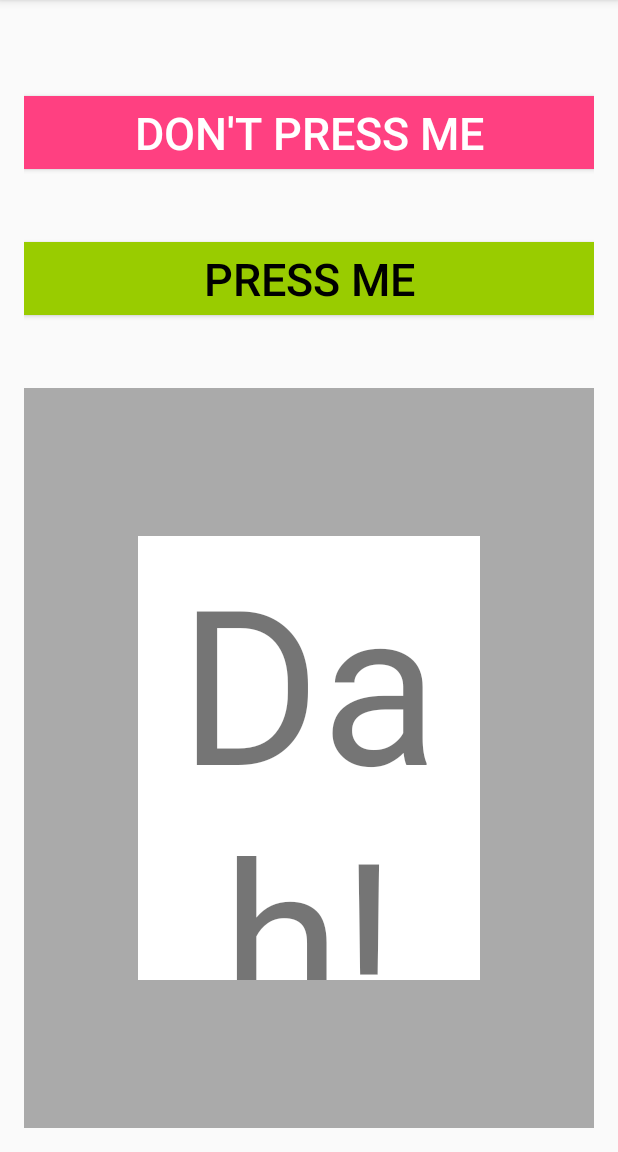
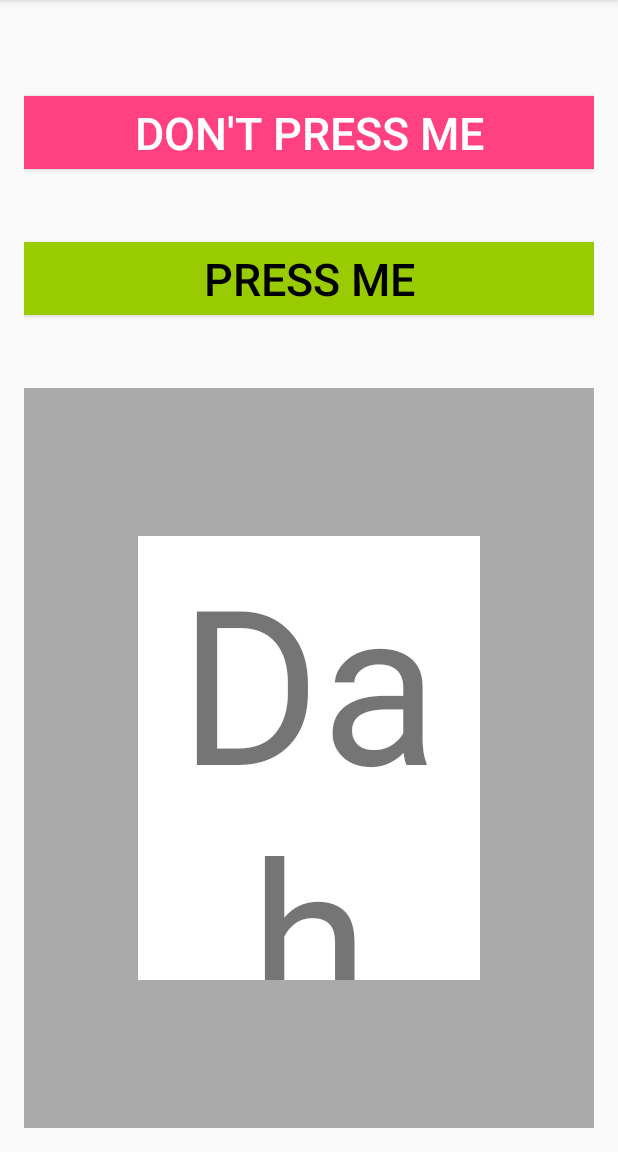
Before and after one commit to edcepp/NameClassDemo, an Android app: the screen it shows after launch (MainActivity), on a phone screen of 412 x 824 dp, the part 84-1236 px from its top. Run offline under Robolectric (Android 15) with nearby library versions, the phone set to English and light mode, and no system bars.

Commit message:
GUI Demo Start

```diff
--- a/app/src/main/res/layout/activity_main.xml
+++ b/app/src/main/res/layout/activity_main.xml
@@ -87,7 +87,7 @@
                 android:gravity="center"
                 android:layout_weight="12"
                 android:background="@android:color/white"
-                android:text="Dah!"
+                android:text="Dah"
                 android:textSize="144dp"
                 />
 
```
